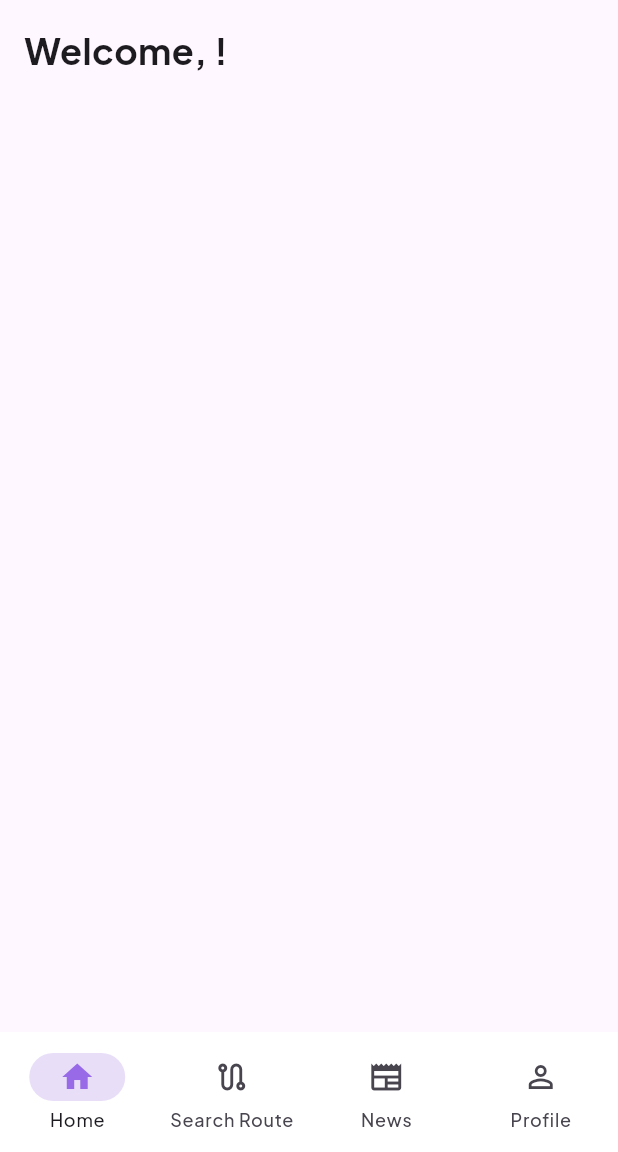
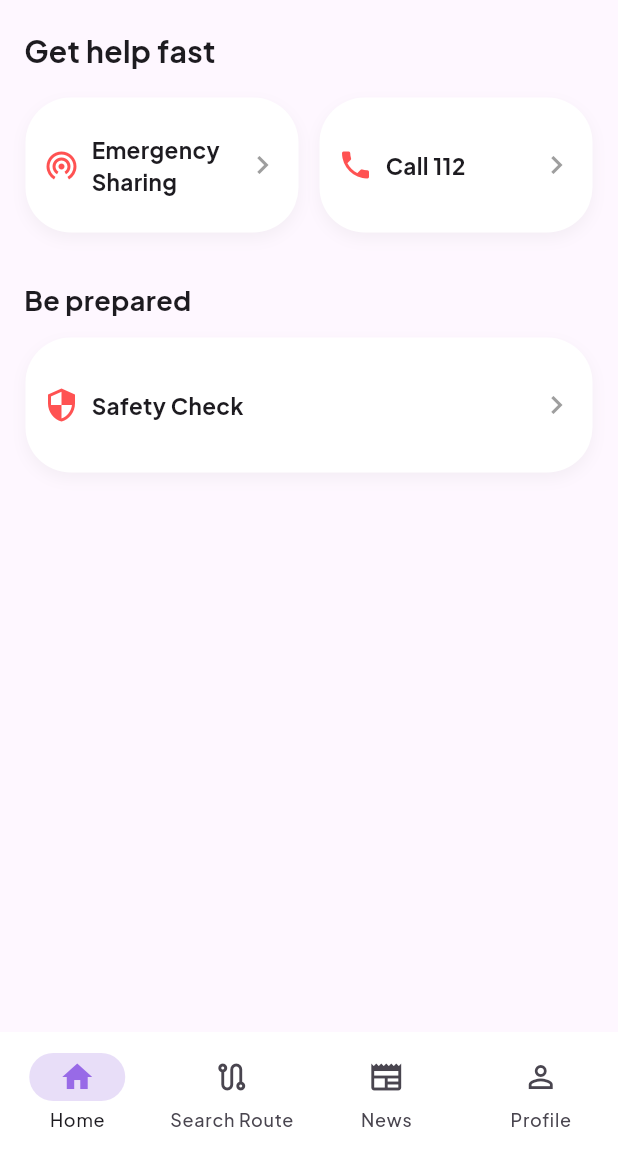
Before and after one commit to Rajvardhan-Desai/Fearless, a Flutter app: the screen it shows once a user with an empty profile is signed in, on a phone screen of 412 x 824 dp, the part 84-1236 px from its top. Run offline on Flutter 3.47's test engine with Material 3 defaults, Android fonts, the phone set to English and light mode, and no system bars; our stand-ins replace cached_network_image, cloud_firestore, firebase_auth, firebase_core, firebase_storage, flutter_blurhash and 9 more; missing offline and left inert: blurhash_dart, flutter_polyline_points, google_place; accounts and stored records are empty; generated files the repository leaves out were written again.

Commit message:
added emergency sharing,call 112,safety check UI

```diff
--- a/lib/screens/home_screen.dart
+++ b/lib/screens/home_screen.dart
@@ -4,8 +4,7 @@ import 'package:flutter/material.dart';
 import 'package:flutter_riverpod/flutter_riverpod.dart';
 import 'package:google_fonts/google_fonts.dart';
 import 'package:shimmer/shimmer.dart';
-import 'package:firebase_storage/firebase_storage.dart';
-import 'package:shared_preferences/shared_preferences.dart';
+import 'package:url_launcher/url_launcher.dart';
 import '../providers/user_provider.dart';
 import 'news_screen.dart';
 
@@ -22,7 +21,6 @@ class HomeScreenState extends ConsumerState<HomeScreen> {
   final GlobalKey<ScaffoldState> _scaffoldKey = GlobalKey();
 
   late int _selectedIndex;
-  List<String>? _cachedImageUrls;
 
   bool _isLoading = true;
 
@@ -37,13 +35,6 @@ class HomeScreenState extends ConsumerState<HomeScreen> {
       try {
         await userNotifier.fetchUserData();
 
-        _cachedImageUrls = await _getCachedSlideshowImages();
-        if (_cachedImageUrls == null || _cachedImageUrls!.isEmpty) {
-          final imageUrls = await _fetchSlideshowImages();
-          await _cacheSlideshowImages(imageUrls);
-          _cachedImageUrls = imageUrls;
-        }
-
         setState(() {
           _isLoading = false;
         });
@@ -53,31 +44,6 @@ class HomeScreenState extends ConsumerState<HomeScreen> {
     });
   }
 
-  Future<void> _cacheSlideshowImages(List<String> imageUrls) async {
-    final prefs = await SharedPreferences.getInstance();
-    await prefs.setStringList('gallery_images', imageUrls);
-  }
-
-  Future<List<String>?> _getCachedSlideshowImages() async {
-    final prefs = await SharedPreferences.getInstance();
-    return prefs.getStringList('gallery_images');
-  }
-
-  Future<List<String>> _fetchSlideshowImages() async {
-    final storageRef = FirebaseStorage.instance.ref('Gallery');
-    final ListResult result = await storageRef.listAll();
-    List<String> allImages = [];
-
-    for (var prefix in result.prefixes) {
-      final ListResult subFolderResult = await prefix.listAll();
-      final List<String> urls = await Future.wait(
-        subFolderResult.items.map((ref) => ref.getDownloadURL()).toList(),
-      );
-      allImages.addAll(urls);
-    }
-
-    return allImages;
-  }
 
   void _showErrorSnackBar(String message) {
     ScaffoldMessenger.of(context).showSnackBar(
@@ -229,20 +195,186 @@ class HomeScreenState extends ConsumerState<HomeScreen> {
 
   Widget _buildHomeContent(UserState userState) {
     return SingleChildScrollView(
-      padding: const EdgeInsets.all(16.0),
+      padding: const EdgeInsets.symmetric(horizontal: 16.0, vertical: 20.0),
       child: Column(
         crossAxisAlignment: CrossAxisAlignment.start,
         children: [
-          Text(
-            'Welcome, ${userState.name}!',
-            style: const TextStyle(
-              fontSize: 24.0,
+          const Text(
+            'Get help fast',
+            style: TextStyle(
+              fontSize: 20.0,
               fontWeight: FontWeight.bold,
             ),
           ),
+          const SizedBox(height: 16),
+          _buildQuickAccess(),
+          const SizedBox(height: 32),
+          const Text(
+            'Be prepared',
+            style: TextStyle(
+              fontSize: 18.0,
+              fontWeight: FontWeight.bold,
+            ),
+          ),
+          const SizedBox(height: 12),
+          _buildPreparednessTile(),
         ],
       ),
     );
   }
 
+  // Call Emergency Number
+  Future<void> _callEmergencyNumber() async {
+    const emergencyNumber = '112';
+    final Uri url = Uri(scheme: 'tel', path: emergencyNumber);
+
+    if (await canLaunchUrl(url)) {
+      await launchUrl(url);
+    } else {
+      _showErrorSnackBar('Unable to launch dialer.');
+    }
+  }
+
+
+// Emergency tools UI
+  Widget _buildQuickAccess() {
+    return Row(
+      mainAxisAlignment: MainAxisAlignment.spaceBetween,
+      children: [
+        Expanded(
+          child: _buildActionButton(
+            icon: Icons.wifi_tethering,
+            title: 'Emergency Sharing',
+            onTap: () {
+              // Handle navigation
+            },
+          ),
+        ),
+        const SizedBox(width: 12), // Spacing between buttons
+        Expanded(
+          child: _buildActionButton(
+            icon: Icons.phone,
+            title: 'Call 112',
+            onTap: _showCallConfirmationDialog, // Show the confirmation dialog
+          ),
+        ),
+      ],
+    );
+  }
+
+  // Show Confirmation Dialog
+  Future<void> _showCallConfirmationDialog() async {
+    return showDialog<void>(
+      context: context,
+      barrierDismissible: true,
+      builder: (BuildContext context) {
+        return Dialog(
+          shape: RoundedRectangleBorder(
+            borderRadius: BorderRadius.circular(12.0),
+          ),
+          child: Padding(
+            padding: const EdgeInsets.all(16.0),
+            child: Column(
+              mainAxisSize: MainAxisSize.min,
+              children: [
+                const Icon(Icons.phone, size: 48, color: Colors.redAccent),
+                const SizedBox(height: 16),
+                const Text(
+                  'Call 112?',
+                  style: TextStyle(fontSize: 18, fontWeight: FontWeight.bold),
+                ),
+                const SizedBox(height: 8),
+                const Text(
+                  'Are you sure you want to call emergency services?',
+                  textAlign: TextAlign.center,
+                ),
+                const SizedBox(height: 16),
+                Row(
+                  mainAxisAlignment: MainAxisAlignment.spaceAround,
+                  children: [
+                    TextButton(
+                      onPressed: () {
+                        Navigator.of(context).pop();
+                      },
+                      child: const Text('Cancel'),
+                    ),
+                    ElevatedButton(
+                      onPressed: () {
+                        Navigator.of(context).pop();
+                        _callEmergencyNumber();
+                      },
+                      style: ElevatedButton.styleFrom(
+                        backgroundColor: Colors.redAccent,
+                      ),
+                      child: const Text('Call 112'),
+                    ),
+                  ],
+                ),
+              ],
+            ),
+          ),
+        );
+      },
+    );
+  }
+
+
+// Preparedness UI
+  Widget _buildPreparednessTile() {
+    return _buildActionButton(
+      icon: Icons.security,
+      title: 'Safety Check',
+      onTap: () {
+        // Handle navigation
+      },
+    );
+  }
+
+
+
+// Reusable UI for each feature tile
+  Widget _buildActionButton({
+    required IconData icon,
+    required String title,
+    required VoidCallback onTap,
+  }) {
+    return GestureDetector(
+      onTap: onTap,
+      child: Container(
+        height: 90.0, // Fixed height for uniformity
+        margin: const EdgeInsets.symmetric(horizontal: 1.0), // Equal margins
+        padding: const EdgeInsets.symmetric(horizontal: 12.0), // Inner padding
+        decoration: BoxDecoration(
+          color: Colors.white,
+          borderRadius: BorderRadius.circular(30.0),
+          boxShadow: [
+            BoxShadow(
+              color: Colors.grey.withOpacity(0.1),
+              blurRadius: 8.0,
+              offset: const Offset(0, 4),
+            ),
+          ],
+        ),
+        child: Row(
+          children: [
+            Icon(icon, color: Colors.redAccent),
+            const SizedBox(width: 8),
+            Expanded( // Wraps the text dynamically
+              child: Text(
+                title,
+                style: const TextStyle(
+                  fontSize: 15.0,
+                  fontWeight: FontWeight.bold,
+                ),
+                 // Adds "..." for long text
+                softWrap: true, // Allows text wrapping if needed
+              ),
+            ),
+            const Icon(Icons.chevron_right, color: Colors.grey),
+          ],
+        ),
+      ),
+    );
+  }
+
 }
```
